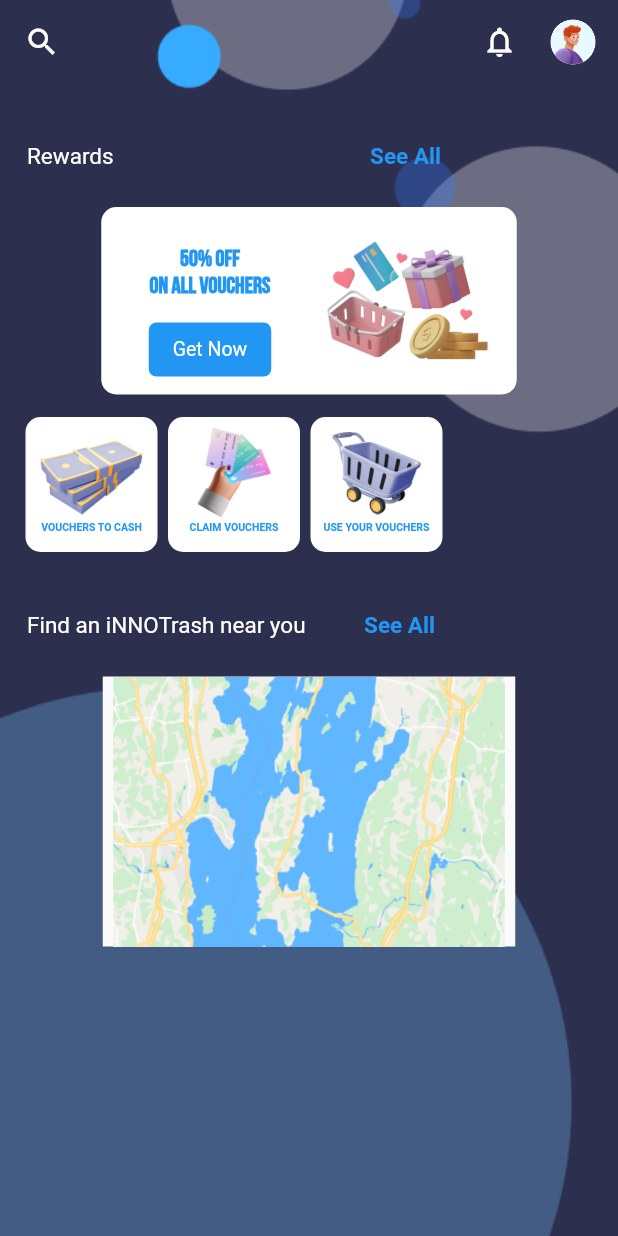
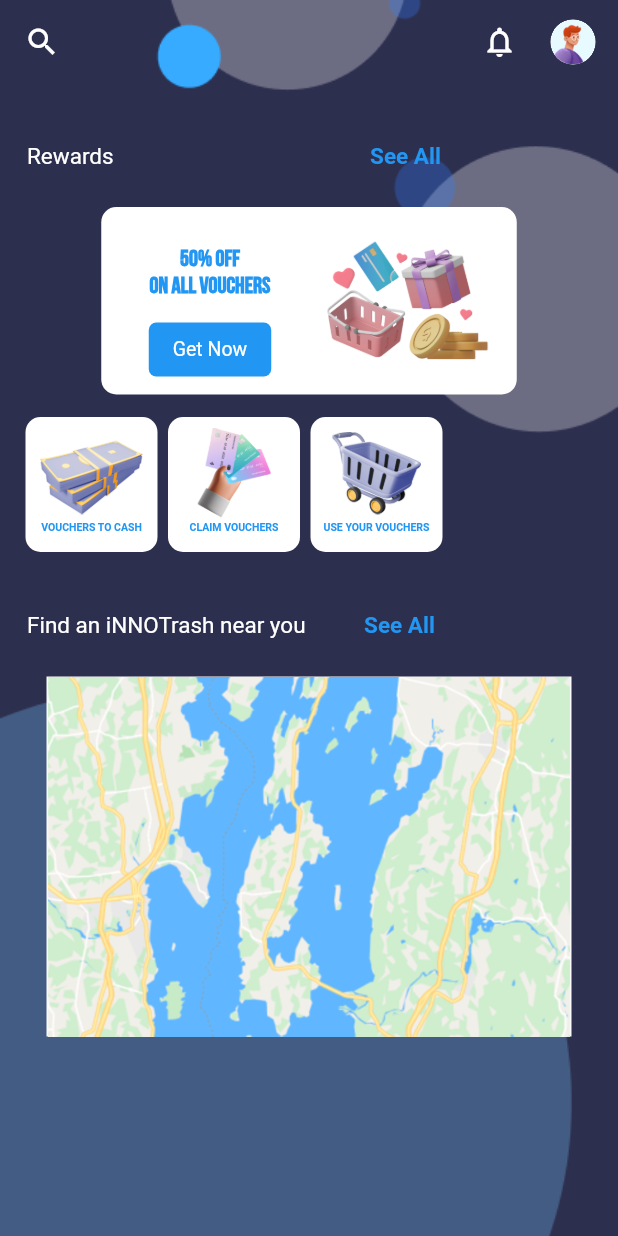
Before and after one commit to bocyej/innotrash, a Flutter app: the Homepage screen opened directly, on a phone screen of 412 x 824 dp. Run offline on Flutter 3.47's test engine with Material 2 defaults, Android fonts, the phone set to English and light mode, and no system bars; our stand-ins replace google_fonts, persistent_bottom_nav_bar.

Commit message:
modified image size

```diff
--- a/lib/layouts/home_map.dart
+++ b/lib/layouts/home_map.dart
@@ -19,8 +19,8 @@ class HomeMap extends StatelessWidget {
           },
           child: Ink.image(
             image: const AssetImage('assets/photos/map_home.png'),
-            height: 180,
-            width: 275,
+            height: 240,
+            width: 350,
           ),
         ),
       ),
```
